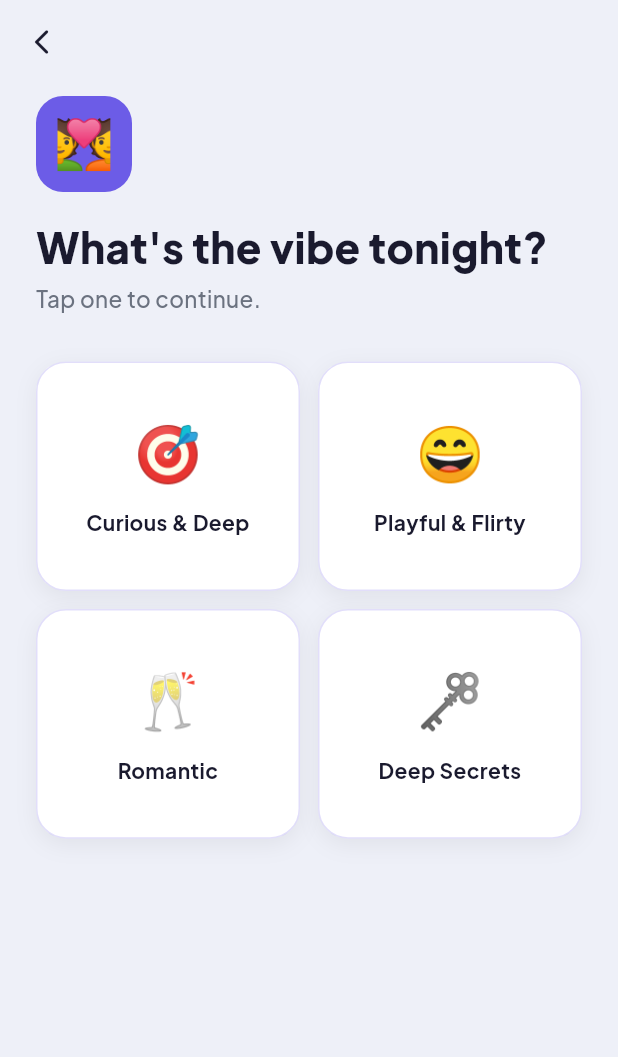
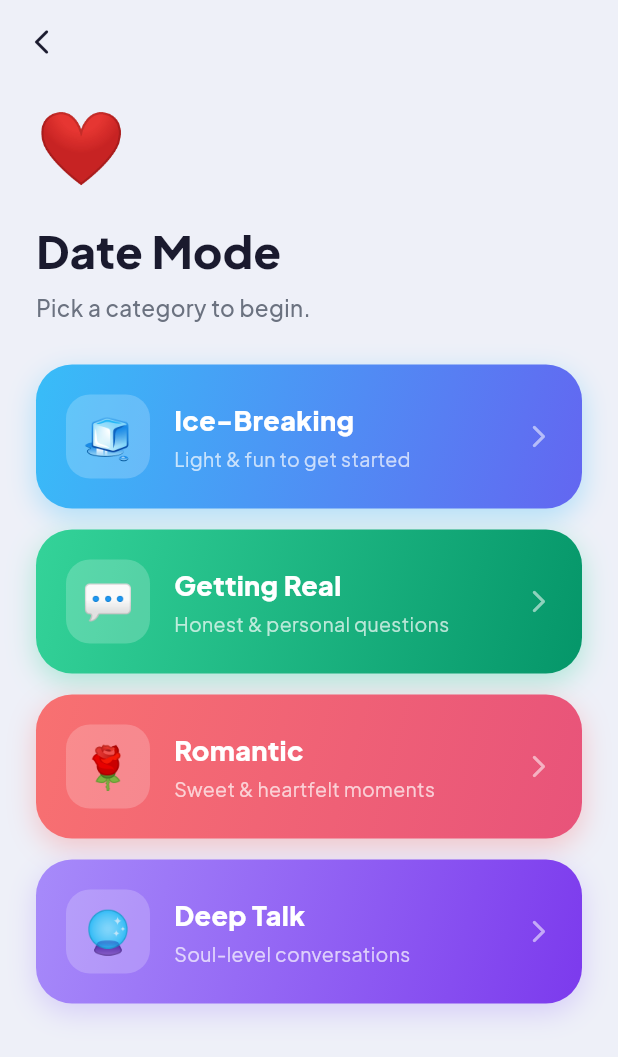
Before and after one commit to kmwannas-maker/Wannas-final, a Flutter app: the VibeSelectScreen screen opened by its route, on a phone screen of 412 x 824 dp. Shown: the top 1057 px of the screen. Run offline on Flutter 3.47's test engine with Material 3 defaults, Android fonts, the phone set to English and light mode, and no system bars; our stand-ins replace cloud_firestore, confetti, firebase_core, flutter_riverpod, go_router, google_fonts and 2 more; accounts and stored records are empty; statements that could not run were skipped.

Commit message:
Rebuild Dating Mode with new sub-categories

```diff
--- a/lib/features/game/vibe_select_screen.dart
+++ b/lib/features/game/vibe_select_screen.dart
@@ -2,36 +2,65 @@ import 'package:flutter/material.dart';
 import 'package:flutter_riverpod/flutter_riverpod.dart';
 import 'package:go_router/go_router.dart';
 
-import '../../core/l10n/strings.dart';
 import '../../core/models/game_mode.dart';
+import '../../core/providers/dark_mode_provider.dart';
 import '../../core/providers/game_provider.dart';
 import '../../core/providers/language_provider.dart';
 import '../../core/services/questions_repository.dart';
-import '../../core/providers/dark_mode_provider.dart';
 import '../../core/theme/app_colors.dart';
 import '../../core/theme/app_theme.dart';
 
 class VibeSelectScreen extends ConsumerWidget {
   const VibeSelectScreen({super.key});
 
+  static const _vibes = [
+    _Vibe(
+      emoji: '🧊',
+      titleEn: 'Ice-Breaking',
+      titleAr: 'كسر الجليد',
+      subtitleEn: 'Light & fun to get started',
+      subtitleAr: 'خفيف وممتع للبداية',
+      depth: 1,
+      gradient: [Color(0xFF38BDF8), Color(0xFF6366F1)],
+    ),
+    _Vibe(
+      emoji: '💬',
+      titleEn: 'Getting Real',
+      titleAr: 'الحقيقة',
+      subtitleEn: 'Honest & personal questions',
+      subtitleAr: 'أسئلة صادقة وشخصية',
+      depth: 2,
+      gradient: [Color(0xFF34D399), Color(0xFF059669)],
+    ),
+    _Vibe(
+      emoji: '🌹',
+      titleEn: 'Romantic',
+      titleAr: 'رومانسي',
+      subtitleEn: 'Sweet & heartfelt moments',
+      subtitleAr: 'لحظات رقيقة ومؤثرة',
+      depth: 3,
+      gradient: [Color(0xFFF87171), Color(0xFFE8537A)],
+    ),
+    _Vibe(
+      emoji: '🔮',
+      titleEn: 'Deep Talk',
+      titleAr: 'أعمق',
+      subtitleEn: 'Soul-level conversations',
+      subtitleAr: 'محادثات من القلب',
+      depth: 3,
+      gradient: [Color(0xFFA78BFA), Color(0xFF7C3AED)],
+    ),
+  ];
+
   @override
   Widget build(BuildContext context, WidgetRef ref) {
     final isArabic = ref.watch(languageProvider);
-    final s = S(isArabic);
     final isDark = ref.watch(darkModeProvider);
+    final questionsAsync = ref.watch(questionsByModeProvider('date'));
 
     final bg = isDark ? const Color(0xFF0D0D1A) : AppColors.background;
-    final cardBg = isDark ? const Color(0xFF1A1A2E) : AppColors.surface;
     final textPrimary = isDark ? Colors.white : AppColors.textPrimary;
     final textSecondary = isDark ? const Color(0xFF9CA3AF) : AppColors.textSecondary;
-    final questionsAsync = ref.watch(questionsByModeProvider('date'));
-
-    final vibes = [
-      _Vibe(emoji: '🎯', title: s.vibeCurious,  depth: 1),
-      _Vibe(emoji: '😄', title: s.vibePlayful,  depth: 2),
-      _Vibe(emoji: '🥂', title: s.vibeRomantic, depth: 3),
-      _Vibe(emoji: '🗝️', title: s.vibeDeep,     depth: 3),
-    ];
 
     return Scaffold(
       backgroundColor: bg,
@@ -51,51 +80,39 @@ class VibeSelectScreen extends ConsumerWidget {
             children: [
               const SizedBox(height: 8),
 
-              // Mode icon
-              Container(
-                width: 64,
-                height: 64,
-                decoration: BoxDecoration(
-                  color: AppColors.dateGradientStart,
-                  borderRadius: BorderRadius.circular(18),
-                ),
-                child: const Center(
-                  child: Text('💑', style: TextStyle(fontSize: 32)),
-                ),
+              // Header
+              Text(
+                '❤️',
+                style: const TextStyle(fontSize: 48),
               ),
-              const SizedBox(height: 20),
-
-              // Title
+              const SizedBox(height: 12),
               Text(
-                s.whatsTheVibe,
+                isArabic ? 'اختر المزاج' : 'Date Mode',
                 style: appFont(
                   isArabic: isArabic,
-                  fontSize: 28,
+                  fontSize: 30,
                   fontWeight: FontWeight.w800,
                   color: textPrimary,
-                  height: 1.2,
                 ),
               ),
               const SizedBox(height: 6),
               Text(
-                s.tapOneToCont,
+                isArabic ? 'اختر نوع الأسئلة للبدء.' : 'Pick a category to begin.',
                 style: appFont(
                   isArabic: isArabic,
                   fontSize: 15,
                   color: textSecondary,
                 ),
               ),
-              const SizedBox(height: 32),
+              const SizedBox(height: 28),
 
-              // 2×2 vibe grid
+              // Category list
               Expanded(
-                child: GridView.count(
-                  crossAxisCount: 2,
-                  crossAxisSpacing: 12,
-                  mainAxisSpacing: 12,
-                  childAspectRatio: 1.15,
-                  physics: const NeverScrollableScrollPhysics(),
-                  children: vibes.map((vibe) {
+                child: ListView.separated(
+                  itemCount: _vibes.length,
+                  separatorBuilder: (_, __) => const SizedBox(height: 14),
+                  itemBuilder: (context, i) {
+                    final vibe = _vibes[i];
                     return GestureDetector(
                       onTap: () {
                         questionsAsync.whenData((allQuestions) {
@@ -110,44 +127,71 @@ class VibeSelectScreen extends ConsumerWidget {
                         });
                       },
                       child: Container(
+                        padding: const EdgeInsets.all(20),
                         decoration: BoxDecoration(
-                          color: cardBg,
-                          borderRadius: BorderRadius.circular(20),
-                          border: Border.all(
-                            color: AppColors.dateGradientStart
-                                .withValues(alpha: 0.2),
+                          gradient: LinearGradient(
+                            colors: vibe.gradient,
+                            begin: Alignment.topLeft,
+                            end: Alignment.bottomRight,
                           ),
+                          borderRadius: BorderRadius.circular(24),
                           boxShadow: [
                             BoxShadow(
-                              color: Colors.black.withValues(alpha: 0.06),
-                              blurRadius: 12,
-                              offset: const Offset(0, 4),
+                              color: vibe.gradient.first.withValues(alpha: 0.35),
+                              blurRadius: 16,
+                              offset: const Offset(0, 6),
                             ),
                           ],
                         ),
-                        child: Column(
-                          mainAxisAlignment: MainAxisAlignment.center,
+                        child: Row(
                           children: [
-                            Text(vibe.emoji,
-                                style: const TextStyle(fontSize: 36)),
-                            const SizedBox(height: 10),
-                            Text(
-                              vibe.title,
-                              textAlign: TextAlign.center,
-                              style: appFont(
-                                isArabic: isArabic,
-                                fontSize: 14,
-                                fontWeight: FontWeight.w700,
-                                color: textPrimary,
+                            Container(
+                              width: 56,
+                              height: 56,
+                              decoration: BoxDecoration(
+                                color: Colors.white.withValues(alpha: 0.2),
+                                borderRadius: BorderRadius.circular(16),
+                              ),
+                              child: Center(
+                                child: Text(vibe.emoji,
+                                    style: const TextStyle(fontSize: 28)),
                               ),
                             ),
+                            const SizedBox(width: 16),
+                            Expanded(
+                              child: Column(
+                                crossAxisAlignment: CrossAxisAlignment.start,
+                                children: [
+                                  Text(
+                                    isArabic ? vibe.titleAr : vibe.titleEn,
+                                    style: const TextStyle(
+                                      fontSize: 18,
+                                      fontWeight: FontWeight.w800,
+                                      color: Colors.white,
+                                    ),
+                                  ),
+                                  const SizedBox(height: 4),
+                                  Text(
+                                    isArabic ? vibe.subtitleAr : vibe.subtitleEn,
+                                    style: const TextStyle(
+                                      fontSize: 13,
+                                      color: Colors.white70,
+                                      height: 1.3,
+                                    ),
+                                  ),
+                                ],
+                              ),
+                            ),
+                            const Icon(Icons.arrow_forward_ios_rounded,
+                                color: Colors.white54, size: 18),
                           ],
                         ),
                       ),
                     );
-                  }).toList(),
+                  },
                 ),
               ),
+              const SizedBox(height: 24),
             ],
           ),
         ),
@@ -158,7 +202,20 @@ class VibeSelectScreen extends ConsumerWidget {
 
 class _Vibe {
   final String emoji;
-  final String title;
+  final String titleEn;
+  final String titleAr;
+  final String subtitleEn;
+  final String subtitleAr;
   final int depth;
-  const _Vibe({required this.emoji, required this.title, required this.depth});
+  final List<Color> gradient;
+
+  const _Vibe({
+    required this.emoji,
+    required this.titleEn,
+    required this.titleAr,
+    required this.subtitleEn,
+    required this.subtitleAr,
+    required this.depth,
+    required this.gradient,
+  });
 }
```
